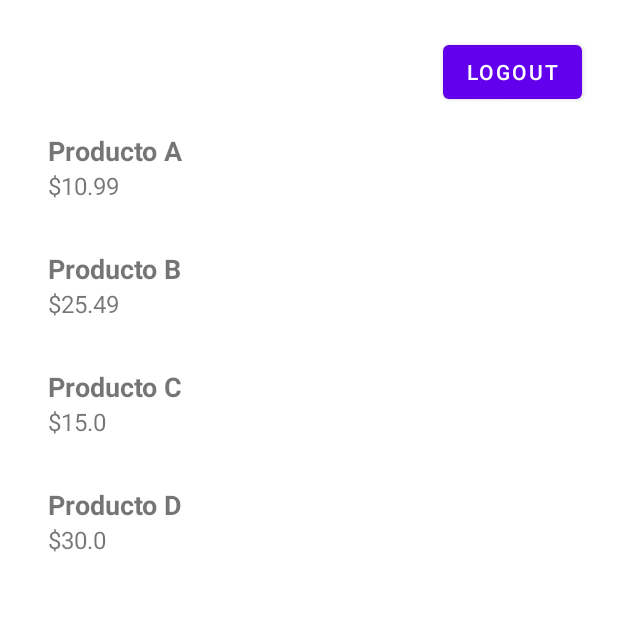
After one commit to JoseAyala97/test, an Android app built with Jetpack Compose: the ProductListActivity screen opened directly, with no data from a screen before it, on a phone screen of 412 x 824 dp, the top half of it. The commit adds this screen. Run offline under Robolectric (Android 15) with nearby library versions, the phone set to English and light mode, and no system bars.

Commit message:
feat: product list, and logout button

```diff
--- a/app/src/main/AndroidManifest.xml
+++ b/app/src/main/AndroidManifest.xml
@@ -29,6 +29,13 @@
             </intent-filter>
         </activity>
 
+        <!-- ProductListActivity será la pantalla segundaria -->
+        <activity
+            android:name=".presentation.product.product.ProductListActivity"
+            android:exported="true"
+            android:label="Products"
+            android:theme="@style/Theme.Test" />
+
         <!-- MainActivity sigue estando disponible -->
         <activity
             android:name=".MainActivity"
--- /dev/null
+++ b/app/src/main/java/com/example/test/data/ProductRepositoryImpl.kt
@@ -0,0 +1,16 @@
+package com.example.test.data
+
+import com.example.test.domain.Product
+import com.example.test.domain.ProductRepository
+
+class ProductRepositoryImpl : ProductRepository {
+    override fun getProducts(): List<Product> {
+        // Datos simulados
+        return listOf(
+            Product(1, "Producto A", 10.99),
+            Product(2, "Producto B", 25.49),
+            Product(3, "Producto C", 15.00),
+            Product(4, "Producto D", 30.00)
+        )
+    }
+}
--- /dev/null
+++ b/app/src/main/java/com/example/test/domain/Product.kt
@@ -0,0 +1,7 @@
+package com.example.test.domain
+
+data class Product(
+    val id: Int,
+    val name: String,
+    val price: Double
+)
--- /dev/null
+++ b/app/src/main/java/com/example/test/domain/ProductRepository.kt
@@ -0,0 +1,5 @@
+package com.example.test.domain
+
+interface ProductRepository {
+    fun getProducts(): List<Product>
+}
--- a/app/src/main/java/com/example/test/presentation/login/LoginActivity.kt
+++ b/app/src/main/java/com/example/test/presentation/login/LoginActivity.kt
@@ -1,5 +1,6 @@
 package com.example.test.presentation.login
 
+import android.content.Intent
 import android.os.Bundle
 import android.widget.Button
 import android.widget.EditText
@@ -7,6 +8,7 @@ import android.widget.Toast
 import androidx.activity.viewModels
 import androidx.appcompat.app.AppCompatActivity
 import com.example.test.R
+import com.example.test.presentation.product.product.ProductListActivity
 
 class LoginActivity : AppCompatActivity() {
 
@@ -41,7 +43,10 @@ class LoginActivity : AppCompatActivity() {
 
         viewModel.loginResult.observe(this) { result ->
             if (result) {
-                Toast.makeText(this, "Login exitoso", Toast.LENGTH_SHORT).show()
+                // Navegar a ProductListActivity si el login es exitoso
+                val intent = Intent(this, ProductListActivity::class.java)
+                startActivity(intent)
+                finish() // Finalizamos la LoginActivity para no volver a esta pantalla con "Back"
             } else {
                 Toast.makeText(this, "Credenciales incorrectas", Toast.LENGTH_SHORT).show()
             }
--- /dev/null
+++ b/app/src/main/java/com/example/test/presentation/product/product/ProductAdapter.kt
@@ -0,0 +1,50 @@
+package com.example.test.presentation.product.product
+
+import android.view.LayoutInflater
+import android.view.View
+import android.view.ViewGroup
+import android.widget.TextView
+import androidx.recyclerview.widget.DiffUtil
+import androidx.recyclerview.widget.ListAdapter
+import androidx.recyclerview.widget.RecyclerView
+import com.example.test.R
+import com.example.test.domain.Product
+
+class ProductAdapter(private val onClick: (Product) -> Unit) :
+    ListAdapter<Product, ProductAdapter.ProductViewHolder>(DiffCallback()) {
+
+    override fun onCreateViewHolder(parent: ViewGroup, viewType: Int): ProductViewHolder {
+        val view = LayoutInflater.from(parent.context)
+            .inflate(R.layout.item_product, parent, false)
+        return ProductViewHolder(view, onClick)
+    }
+
+    override fun onBindViewHolder(holder: ProductViewHolder, position: Int) {
+        val product = getItem(position)
+        holder.bind(product)
+    }
+
+    class ProductViewHolder(
+        itemView: View,
+        private val onClick: (Product) -> Unit
+    ) : RecyclerView.ViewHolder(itemView) {
+        private val productName: TextView = itemView.findViewById(R.id.textViewProductName)
+        private val productPrice: TextView = itemView.findViewById(R.id.textViewProductPrice)
+
+        fun bind(product: Product) {
+            productName.text = product.name
+            productPrice.text = "$${product.price}"
+            itemView.setOnClickListener { onClick(product) }
+        }
+    }
+
+    class DiffCallback : DiffUtil.ItemCallback<Product>() {
+        override fun areItemsTheSame(oldItem: Product, newItem: Product): Boolean {
+            return oldItem.id == newItem.id
+        }
+
+        override fun areContentsTheSame(oldItem: Product, newItem: Product): Boolean {
+            return oldItem == newItem
+        }
+    }
+}
--- /dev/null
+++ b/app/src/main/java/com/example/test/presentation/product/product/ProductListActivity.kt
@@ -0,0 +1,62 @@
+package com.example.test.presentation.product.product
+
+import android.content.Intent
+import android.os.Bundle
+import android.widget.Button
+import android.widget.Toast
+import androidx.activity.viewModels
+import androidx.appcompat.app.AppCompatActivity
+import androidx.recyclerview.widget.LinearLayoutManager
+import androidx.recyclerview.widget.RecyclerView
+import com.example.test.R
+import com.example.test.presentation.login.LoginActivity
+import com.example.test.data.ProductRepositoryImpl
+
+class ProductListActivity : AppCompatActivity() {
+
+    private lateinit var productAdapter: ProductAdapter
+    private val viewModel: ProductViewModel by viewModels {
+        ProductViewModelFactory(ProductRepositoryImpl())
+    }
+
+    override fun onCreate(savedInstanceState: Bundle?) {
+        super.onCreate(savedInstanceState)
+        setContentView(R.layout.activity_product_list)
+
+        initRecyclerView()
+        setupLogoutButton()
+        observeViewModel()
+
+        viewModel.loadProducts()
+    }
+
+    private fun initRecyclerView() {
+        val recyclerView = findViewById<RecyclerView>(R.id.recyclerViewProducts)
+        recyclerView.layoutManager = LinearLayoutManager(this)
+
+        productAdapter = ProductAdapter { product ->
+            Toast.makeText(this, "Producto: ${product.name}", Toast.LENGTH_SHORT).show()
+        }
+        recyclerView.adapter = productAdapter
+    }
+
+    private fun setupLogoutButton() {
+        val btnLogout = findViewById<Button>(R.id.btnLogout)
+        btnLogout.setOnClickListener {
+            logout()
+        }
+    }
+
+    private fun logout() {
+        val intent = Intent(this, LoginActivity::class.java)
+        intent.flags = Intent.FLAG_ACTIVITY_NEW_TASK or Intent.FLAG_ACTIVITY_CLEAR_TASK
+        startActivity(intent)
+        finish()
+    }
+
+    private fun observeViewModel() {
+        viewModel.products.observe(this) { products ->
+            productAdapter.submitList(products)
+        }
+    }
+}
--- /dev/null
+++ b/app/src/main/java/com/example/test/presentation/product/product/ProductViewModel.kt
@@ -0,0 +1,18 @@
+package com.example.test.presentation.product.product
+
+import androidx.lifecycle.LiveData
+import androidx.lifecycle.MutableLiveData
+import androidx.lifecycle.ViewModel
+import com.example.test.domain.Product
+import com.example.test.domain.ProductRepository
+
+class ProductViewModel(private val repository: ProductRepository) : ViewModel() {
+
+    private val _products = MutableLiveData<List<Product>>()
+    val products: LiveData<List<Product>> = _products
+
+    fun loadProducts() {
+        val productList = repository.getProducts()
+        _products.value = productList
+    }
+}
--- /dev/null
+++ b/app/src/main/java/com/example/test/presentation/product/product/ProductViewModelFactory.kt
@@ -0,0 +1,18 @@
+package com.example.test.presentation.product.product
+
+import androidx.lifecycle.ViewModel
+import androidx.lifecycle.ViewModelProvider
+import com.example.test.domain.ProductRepository
+
+class ProductViewModelFactory(
+    private val repository: ProductRepository
+) : ViewModelProvider.Factory {
+
+    override fun <T : ViewModel> create(modelClass: Class<T>): T {
+        if (modelClass.isAssignableFrom(ProductViewModel::class.java)) {
+            @Suppress("UNCHECKED_CAST")
+            return ProductViewModel(repository) as T
+        }
+        throw IllegalArgumentException("Unknown ViewModel class")
+    }
+}
--- /dev/null
+++ b/app/src/main/res/layout/activity_product_list.xml
@@ -0,0 +1,29 @@
+<?xml version="1.0" encoding="utf-8"?>
+<androidx.constraintlayout.widget.ConstraintLayout
+    xmlns:android="http://schemas.android.com/apk/res/android"
+    xmlns:app="http://schemas.android.com/apk/res-auto"
+    android:layout_width="match_parent"
+    android:layout_height="match_parent"
+    android:padding="16dp">
+
+    <!-- Botón de Logout -->
+    <Button
+        android:id="@+id/btnLogout"
+        android:layout_width="wrap_content"
+        android:layout_height="wrap_content"
+        android:text="Logout"
+        app:layout_constraintTop_toTopOf="parent"
+        app:layout_constraintEnd_toEndOf="parent"
+        android:layout_marginTop="8dp"
+        android:layout_marginEnd="8dp" />
+
+    <!-- RecyclerView para la lista de productos -->
+    <androidx.recyclerview.widget.RecyclerView
+        android:id="@+id/recyclerViewProducts"
+        android:layout_width="0dp"
+        android:layout_height="0dp"
+        app:layout_constraintTop_toBottomOf="@id/btnLogout"
+        app:layout_constraintStart_toStartOf="parent"
+        app:layout_constraintEnd_toEndOf="parent"
+        app:layout_constraintBottom_toBottomOf="parent" />
+</androidx.constraintlayout.widget.ConstraintLayout>
--- /dev/null
+++ b/app/src/main/res/layout/item_product.xml
@@ -0,0 +1,21 @@
+<?xml version="1.0" encoding="utf-8"?>
+<LinearLayout
+    xmlns:android="http://schemas.android.com/apk/res/android"
+    android:layout_width="match_parent"
+    android:layout_height="wrap_content"
+    android:orientation="vertical"
+    android:padding="16dp">
+
+    <TextView
+        android:id="@+id/textViewProductName"
+        android:layout_width="wrap_content"
+        android:layout_height="wrap_content"
+        android:textSize="18sp"
+        android:textStyle="bold" />
+
+    <TextView
+        android:id="@+id/textViewProductPrice"
+        android:layout_width="wrap_content"
+        android:layout_height="wrap_content"
+        android:textSize="16sp" />
+</LinearLayout>
```
